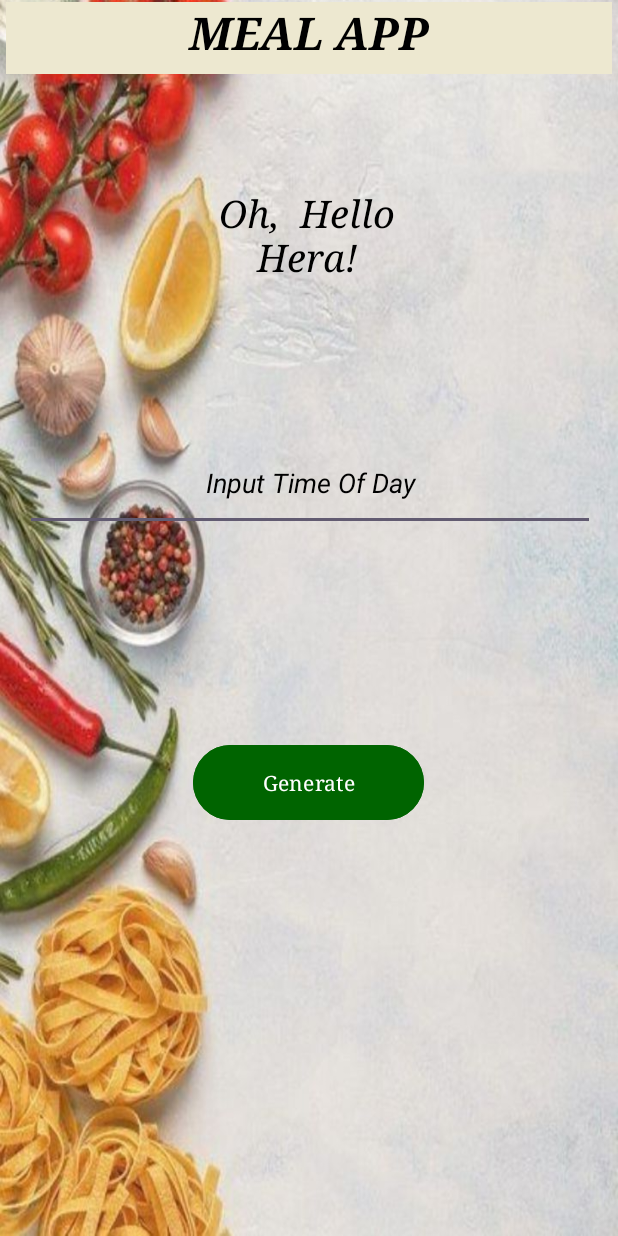
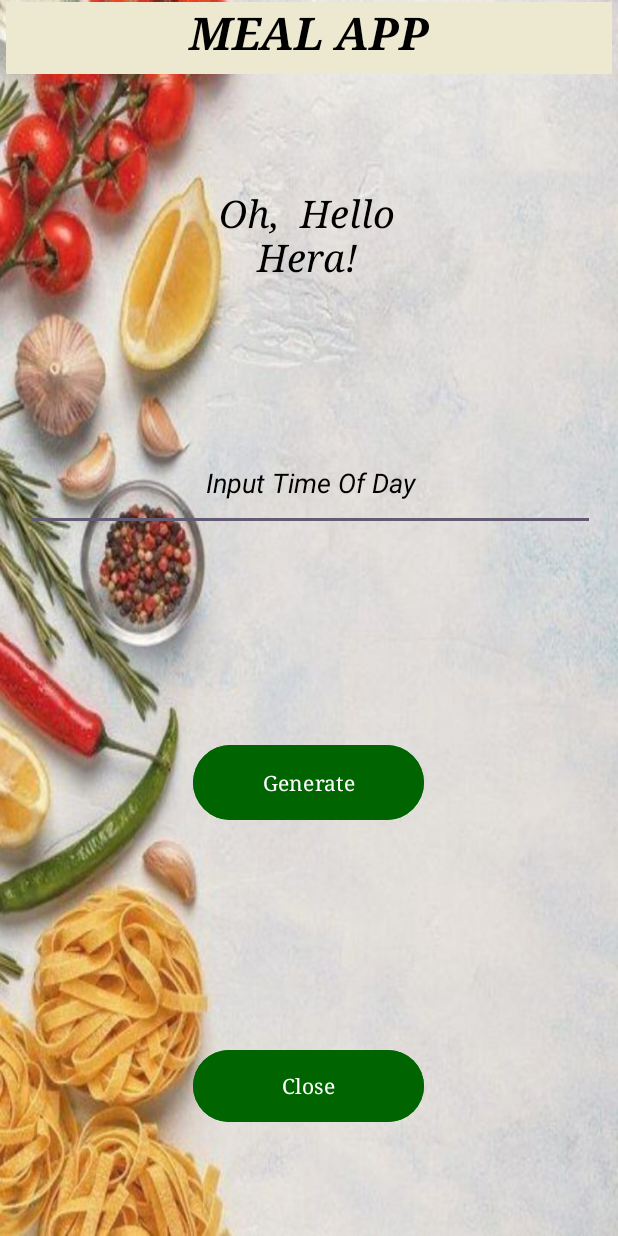
Before and after one commit to VCSTDN2024/imad5112-assignment-1-ST10480778, an Android app: the screen it shows after launch (MainActivity), on a phone screen of 412 x 824 dp. Run offline under Robolectric (Android 15) with nearby library versions, the phone set to English and light mode, and no system bars; Roboto replaces fonts that are not available here.

Commit message:
added button to main activity

```diff
--- a/app/src/main/java/com/example/mealapp/MainActivity.kt
+++ b/app/src/main/java/com/example/mealapp/MainActivity.kt
@@ -11,12 +11,14 @@ import androidx.appcompat.app.AppCompatActivity
 import androidx.core.view.ViewCompat
 import androidx.core.view.WindowInsetsCompat
 import com.google.android.material.textfield.TextInputEditText
+import kotlin.system.exitProcess
 
 class MainActivity : AppCompatActivity() {
 
     private lateinit var inputEditText: EditText
     private lateinit var generateButton: Button
     private lateinit var textView3: TextView
+    private lateinit var closeBtn : Button
 
     override fun onCreate(savedInstanceState: Bundle?) {
         super.onCreate(savedInstanceState)
@@ -26,6 +28,8 @@ class MainActivity : AppCompatActivity() {
         inputEditText = findViewById(R.id.inputEditText)
         generateButton = findViewById(R.id.generateBtn)
         textView3 = findViewById(R.id.textView3)
+       closeBtn = findViewById(R.id.closeBtn)
+
 
         generateButton.setOnClickListener {
             val timeOfDay = inputEditText.text.toString().trim()
@@ -33,6 +37,12 @@ class MainActivity : AppCompatActivity() {
             if (timeOfDay.isEmpty()) {
                 Toast.makeText(this, "Enter Input Please!", Toast.LENGTH_SHORT).show()
                 return@setOnClickListener
+            }
+
+            closeBtn.setOnClickListener {
+
+                finishAffinity()
+                exitProcess(0)
             }
 
             val mealSuggestion = matchTimeOfDayToMeal(timeOfDay.lowercase())
--- a/app/src/main/java/com/example/mealapp/suggestionone.kt
+++ b/app/src/main/java/com/example/mealapp/suggestionone.kt
@@ -26,7 +26,7 @@ class Suggestionone : AppCompatActivity() {
         resultsTextView = findViewById(R.id.resultsText)
 
 
-
+     // used intent instead of clear() because it provided the reset function of application
         resetButton.setOnClickListener {
             intent = Intent(this, MainActivity::class.java)
             startActivity(intent)
--- a/app/src/main/res/layout/activity_main.xml
+++ b/app/src/main/res/layout/activity_main.xml
@@ -76,5 +76,18 @@
         app:layout_constraintTop_toTopOf="parent"
         app:layout_constraintVertical_bias="0.171" />
 
+    <Button
+        android:id="@+id/closeBtn"
+        android:layout_width="154dp"
+        android:layout_height="56dp"
+        android:layout_marginBottom="72dp"
+        android:fontFamily="serif"
+        android:text="Close"
+        android:backgroundTint="@color/DarkGreen"
+        app:layout_constraintBottom_toBottomOf="parent"
+        app:layout_constraintEnd_toEndOf="parent"
+        app:layout_constraintHorizontal_bias="0.498"
+        app:layout_constraintStart_toStartOf="parent" />
+
 
 </androidx.constraintlayout.widget.ConstraintLayout>
```
